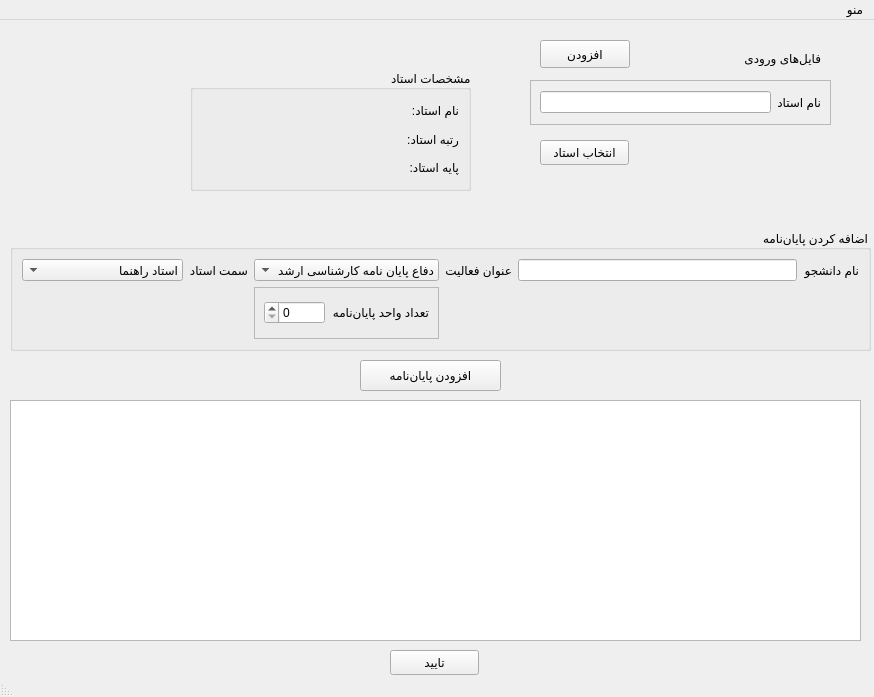
The window that rawUi/ui.ui (soda-sh/uni-salary) describes before a commit, drawn with Qt 5.
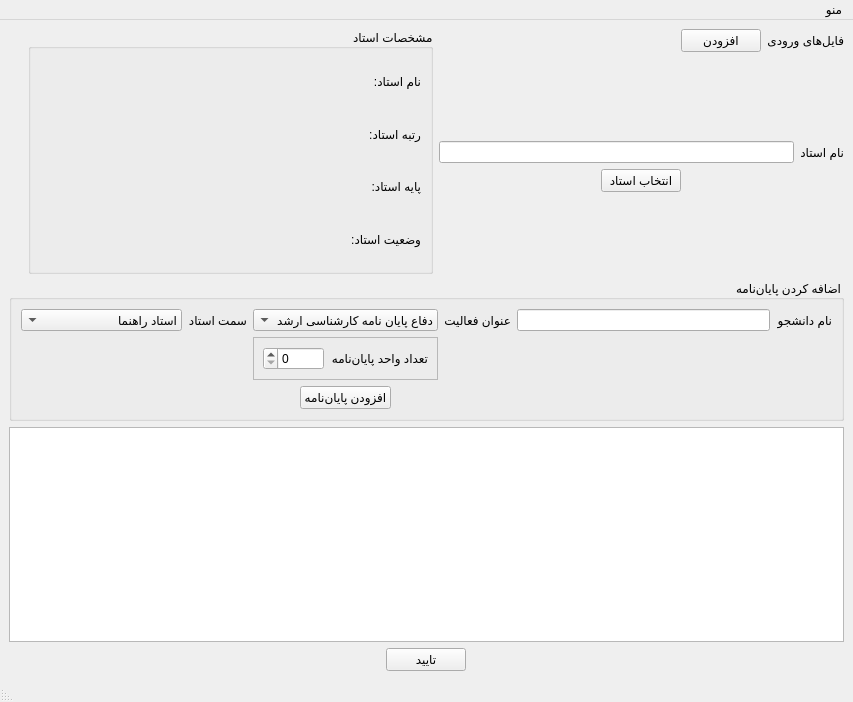
The same window after the commit. Icons and pictures are not drawn.

Commit message: Make ui.ui responsive (previous version renamed to oldUI.ui)

Diff of the .ui file:
```diff
--- a/rawUi/ui.ui
+++ b/rawUi/ui.ui
@@ -6,156 +6,46 @@
    <rect>
     <x>0</x>
     <y>0</y>
-    <width>874</width>
-    <height>697</height>
+    <width>853</width>
+    <height>702</height>
    </rect>
   </property>
   <property name="windowTitle">
    <string>MainWindow</string>
   </property>
   <widget class="QWidget" name="centralwidget">
-   <widget class="QLabel" name="logo">
-    <property name="geometry">
-     <rect>
-      <x>10</x>
-      <y>10</y>
-      <width>161</width>
-      <height>181</height>
-     </rect>
-    </property>
-    <property name="text">
-     <string/>
-    </property>
-    <property name="pixmap">
-     <pixmap resource="../resources/logo.qrc">:/uni-logo/logo.png</pixmap>
-    </property>
-    <property name="scaledContents">
-     <bool>true</bool>
-    </property>
-   </widget>
-   <widget class="QTableView" name="outputTable">
-    <property name="geometry">
-     <rect>
-      <x>10</x>
-      <y>380</y>
-      <width>851</width>
-      <height>241</height>
-     </rect>
-    </property>
-   </widget>
-   <widget class="QFrame" name="profSelectionFrame">
-    <property name="geometry">
-     <rect>
-      <x>530</x>
-      <y>60</y>
-      <width>301</width>
-      <height>45</height>
-     </rect>
-    </property>
-    <property name="frameShape">
-     <enum>QFrame::StyledPanel</enum>
-    </property>
-    <property name="frameShadow">
-     <enum>QFrame::Raised</enum>
-    </property>
-    <layout class="QGridLayout" name="gridLayout">
-     <item row="0" column="0">
-      <widget class="QLineEdit" name="profPrimaryKey"/>
-     </item>
-     <item row="0" column="1">
-      <widget class="QLabel" name="profSelectionLabel">
-       <property name="text">
-        <string>نام استاد</string>
-       </property>
-      </widget>
-     </item>
-    </layout>
-   </widget>
-   <widget class="QPushButton" name="profSelectionConfirmBtn">
-    <property name="geometry">
-     <rect>
-      <x>540</x>
-      <y>120</y>
-      <width>89</width>
-      <height>25</height>
-     </rect>
+   <layout class="QGridLayout" name="gridLayout_6">
+    <item row="3" column="0" colspan="2">
+     <layout class="QVBoxLayout" name="verticalLayout_2">
+      <item>
+       <widget class="QTableView" name="outputTable"/>
+      </item>
+      <item>
+       <layout class="QHBoxLayout" name="horizontalLayout_2">
+        <item>
+         <widget class="QPushButton" name="confirmThesesBtn">
+          <property name="sizePolicy">
+           <sizepolicy hsizetype="Fixed" vsizetype="Fixed">
+            <horstretch>0</horstretch>
+            <verstretch>0</verstretch>
+           </sizepolicy>
     </property>
     <property name="statusTip">
-     <string>انتخاب یک استاد برای ایجاد لیست حق التدریس</string>
+           <string>ایجاد فایل خروجی با محتوای جدول</string>
     </property>
     <property name="text">
-     <string>انتخاب استاد</string>
-    </property>
-   </widget>
-   <widget class="QGroupBox" name="profDetailsBox">
-    <property name="geometry">
-     <rect>
-      <x>190</x>
-      <y>50</y>
-      <width>281</width>
-      <height>121</height>
-     </rect>
-    </property>
-    <property name="layoutDirection">
-     <enum>Qt::RightToLeft</enum>
-    </property>
-    <property name="title">
-     <string>مشخصات استاد</string>
-    </property>
-    <layout class="QGridLayout" name="gridLayout_2">
-     <item row="2" column="0">
-      <widget class="QLabel" name="profBaseLabel">
-       <property name="text">
-        <string>پایه استاد:</string>
-       </property>
-      </widget>
-     </item>
-     <item row="2" column="1">
-      <widget class="QLabel" name="profBase">
-       <property name="text">
-        <string/>
-       </property>
-      </widget>
-     </item>
-     <item row="1" column="0">
-      <widget class="QLabel" name="profGradeLabel">
-       <property name="text">
-        <string>رتبه استاد:</string>
-       </property>
-      </widget>
-     </item>
-     <item row="1" column="1">
-      <widget class="QLabel" name="profGrade">
-       <property name="text">
-        <string/>
-       </property>
-      </widget>
-     </item>
-     <item row="0" column="0">
-      <widget class="QLabel" name="profNameLabel">
-       <property name="text">
-        <string>نام استاد:</string>
-       </property>
-      </widget>
-     </item>
-     <item row="0" column="1">
-      <widget class="QLabel" name="profName">
-       <property name="text">
-        <string/>
-       </property>
-      </widget>
-     </item>
-    </layout>
-   </widget>
+           <string>تایید</string>
+          </property>
+         </widget>
+        </item>
+       </layout>
+      </item>
+     </layout>
+    </item>
+    <item row="2" column="0" colspan="2">
+     <layout class="QVBoxLayout" name="verticalLayout_3">
+      <item>
    <widget class="QGroupBox" name="thesisInsertionBox">
-    <property name="geometry">
-     <rect>
-      <x>10</x>
-      <y>210</y>
-      <width>861</width>
-      <height>121</height>
-     </rect>
-    </property>
     <property name="layoutDirection">
      <enum>Qt::RightToLeft</enum>
     </property>
@@ -163,6 +53,30 @@
      <string>اضافه کردن پایان‌نامه</string>
     </property>
     <layout class="QGridLayout" name="gridLayout_3">
+         <item row="0" column="2">
+          <widget class="QLabel" name="activityTitleLabel">
+           <property name="text">
+            <string>عنوان فعالیت</string>
+           </property>
+          </widget>
+         </item>
+         <item row="0" column="4">
+          <widget class="QLabel" name="profPositionLabel">
+           <property name="text">
+            <string>سمت استاد</string>
+           </property>
+          </widget>
+         </item>
+         <item row="0" column="1">
+          <widget class="QLineEdit" name="studentName"/>
+         </item>
+         <item row="0" column="0">
+          <widget class="QLabel" name="studentNameLabel">
+           <property name="text">
+            <string>نام دانشجو</string>
+           </property>
+          </widget>
+         </item>
      <item row="0" column="5">
       <widget class="QComboBox" name="profPosition">
        <item>
@@ -207,49 +121,6 @@
        </item>
       </widget>
      </item>
-     <item row="0" column="4">
-      <widget class="QLabel" name="profPositionLabel">
-       <property name="text">
-        <string>سمت استاد</string>
-       </property>
-      </widget>
-     </item>
-     <item row="0" column="1">
-      <widget class="QLineEdit" name="studentName"/>
-     </item>
-     <item row="0" column="2">
-      <widget class="QLabel" name="activityTitleLabel">
-       <property name="text">
-        <string>عنوان فعالیت</string>
-       </property>
-      </widget>
-     </item>
-     <item row="0" column="0">
-      <widget class="QLabel" name="studentNameLabel">
-       <property name="text">
-        <string>نام دانشجو</string>
-       </property>
-      </widget>
-     </item>
-     <item row="0" column="3">
-      <widget class="QComboBox" name="activityTitle">
-       <item>
-        <property name="text">
-         <string>دفاع پایان نامه کارشناسی ارشد</string>
-        </property>
-       </item>
-       <item>
-        <property name="text">
-         <string>دفاع از پروپوزال دکتری</string>
-        </property>
-       </item>
-       <item>
-        <property name="text">
-         <string>دفاع نهایی رساله دکتری</string>
-        </property>
-       </item>
-      </widget>
-     </item>
      <item row="1" column="3">
       <widget class="QFrame" name="unitCountFrame">
        <property name="frameShape">
@@ -272,16 +143,34 @@
        </layout>
       </widget>
      </item>
-    </layout>
-   </widget>
+         <item row="0" column="3">
+          <widget class="QComboBox" name="activityTitle">
+           <item>
+            <property name="text">
+             <string>دفاع پایان نامه کارشناسی ارشد</string>
+            </property>
+           </item>
+           <item>
+            <property name="text">
+             <string>دفاع از پروپوزال دکتری</string>
+            </property>
+           </item>
+           <item>
+            <property name="text">
+             <string>دفاع نهایی رساله دکتری</string>
+            </property>
+           </item>
+          </widget>
+         </item>
+         <item row="2" column="3">
+          <layout class="QHBoxLayout" name="horizontalLayout_3">
+           <item>
    <widget class="QPushButton" name="addThesisBtn">
-    <property name="geometry">
-     <rect>
-      <x>360</x>
-      <y>340</y>
-      <width>141</width>
-      <height>31</height>
-     </rect>
+             <property name="sizePolicy">
+              <sizepolicy hsizetype="Fixed" vsizetype="Fixed">
+               <horstretch>0</horstretch>
+               <verstretch>0</verstretch>
+              </sizepolicy>
     </property>
     <property name="statusTip">
      <string>افزودن پایان‌نامه به جدول زیر</string>
@@ -290,31 +179,116 @@
      <string>افزودن پایان‌نامه</string>
     </property>
    </widget>
-   <widget class="QPushButton" name="confirmThesesBtn">
-    <property name="geometry">
-     <rect>
-      <x>390</x>
-      <y>630</y>
-      <width>89</width>
-      <height>25</height>
-     </rect>
-    </property>
-    <property name="statusTip">
-     <string>ایجاد فایل خروجی با محتوای جدول</string>
-    </property>
+           </item>
+          </layout>
+         </item>
+        </layout>
+       </widget>
+      </item>
+     </layout>
+    </item>
+    <item row="1" column="1">
+     <layout class="QHBoxLayout" name="horizontalLayout_5" stretch="0,1,1">
+      <item>
+       <widget class="QLabel" name="logo">
+        <property name="text">
+         <string/>
+        </property>
+        <property name="pixmap">
+         <pixmap resource="../resources/logo.qrc">:/uni-logo/logo.png</pixmap>
+        </property>
+        <property name="scaledContents">
+         <bool>true</bool>
+        </property>
+       </widget>
+      </item>
+      <item>
+       <widget class="QGroupBox" name="profDetailsBox">
+        <property name="layoutDirection">
+         <enum>Qt::RightToLeft</enum>
+        </property>
+        <property name="title">
+         <string>مشخصات استاد</string>
+        </property>
+        <layout class="QGridLayout" name="gridLayout_2">
+         <item row="1" column="0">
+          <widget class="QLabel" name="profGradeLabel">
     <property name="text">
-     <string>تایید</string>
-    </property>
-   </widget>
+            <string>رتبه استاد:</string>
+           </property>
+          </widget>
+         </item>
+         <item row="3" column="1">
+          <widget class="QLabel" name="profStatus">
+           <property name="text">
+            <string/>
+           </property>
+          </widget>
+         </item>
+         <item row="1" column="1">
+          <widget class="QLabel" name="profGrade">
+           <property name="text">
+            <string/>
+           </property>
+          </widget>
+         </item>
+         <item row="3" column="0">
+          <widget class="QLabel" name="profStatusLabel">
+           <property name="text">
+            <string>وضعیت استاد:</string>
+           </property>
+          </widget>
+         </item>
+         <item row="0" column="1">
+          <widget class="QLabel" name="profName">
+           <property name="text">
+            <string/>
+           </property>
+          </widget>
+         </item>
+         <item row="0" column="0">
+          <widget class="QLabel" name="profNameLabel">
+           <property name="text">
+            <string>نام استاد:</string>
+           </property>
+          </widget>
+         </item>
+         <item row="2" column="0">
+          <widget class="QLabel" name="profBaseLabel">
+           <property name="text">
+            <string>پایه استاد:</string>
+           </property>
+          </widget>
+         </item>
+         <item row="2" column="1">
+          <widget class="QLabel" name="profBase">
+           <property name="text">
+            <string/>
+           </property>
+          </widget>
+         </item>
+        </layout>
+       </widget>
+      </item>
+      <item>
+       <layout class="QVBoxLayout" name="verticalLayout_5">
+        <item>
+         <layout class="QHBoxLayout" name="horizontalLayout_11">
+          <item>
+           <spacer name="horizontalSpacer">
+            <property name="orientation">
+             <enum>Qt::Horizontal</enum>
+            </property>
+            <property name="sizeHint" stdset="0">
+             <size>
+              <width>40</width>
+              <height>20</height>
+             </size>
+            </property>
+           </spacer>
+          </item>
+          <item>
    <widget class="QPushButton" name="importFilesBtn">
-    <property name="geometry">
-     <rect>
-      <x>540</x>
-      <y>20</y>
-      <width>90</width>
-      <height>28</height>
-     </rect>
-    </property>
     <property name="statusTip">
      <string>انتخاب فایل های ورودی برنامه</string>
     </property>
@@ -322,26 +296,88 @@
      <string>افزودن</string>
     </property>
    </widget>
+          </item>
+          <item>
    <widget class="QLabel" name="label">
-    <property name="geometry">
-     <rect>
-      <x>660</x>
-      <y>30</y>
-      <width>161</width>
-      <height>16</height>
-     </rect>
-    </property>
     <property name="text">
      <string>فایل‌های ورودی</string>
     </property>
    </widget>
+          </item>
+         </layout>
+        </item>
+        <item>
+         <spacer name="verticalSpacer_2">
+          <property name="orientation">
+           <enum>Qt::Vertical</enum>
+          </property>
+          <property name="sizeHint" stdset="0">
+           <size>
+            <width>20</width>
+            <height>40</height>
+           </size>
+          </property>
+         </spacer>
+        </item>
+        <item>
+         <layout class="QHBoxLayout" name="horizontalLayout_10">
+          <item>
+           <widget class="QLineEdit" name="profPrimaryKey_3"/>
+          </item>
+          <item>
+           <widget class="QLabel" name="profSelectionLabel_3">
+            <property name="text">
+             <string>نام استاد</string>
+            </property>
+           </widget>
+          </item>
+         </layout>
+        </item>
+        <item>
+         <layout class="QHBoxLayout" name="horizontalLayout_9">
+          <item>
+           <widget class="QPushButton" name="profSelectionConfirmBtn_2">
+            <property name="sizePolicy">
+             <sizepolicy hsizetype="Fixed" vsizetype="Fixed">
+              <horstretch>0</horstretch>
+              <verstretch>0</verstretch>
+             </sizepolicy>
+            </property>
+            <property name="statusTip">
+             <string>انتخاب یک استاد برای ایجاد لیست حق التدریس</string>
+            </property>
+            <property name="text">
+             <string>انتخاب استاد</string>
+            </property>
+           </widget>
+          </item>
+         </layout>
+        </item>
+        <item>
+         <spacer name="verticalSpacer">
+          <property name="orientation">
+           <enum>Qt::Vertical</enum>
+          </property>
+          <property name="sizeHint" stdset="0">
+           <size>
+            <width>20</width>
+            <height>40</height>
+           </size>
+          </property>
+         </spacer>
+        </item>
+       </layout>
+      </item>
+     </layout>
+    </item>
+   </layout>
   </widget>
   <widget class="QMenuBar" name="menubar">
    <property name="geometry">
     <rect>
      <x>0</x>
      <y>0</y>
-     <width>874</width>
+     <width>853</width>
      <height>23</height>
     </rect>
    </property>
```
Lines whose indentation alone changed are shown as unchanged. The commit also changes 1 other file.
